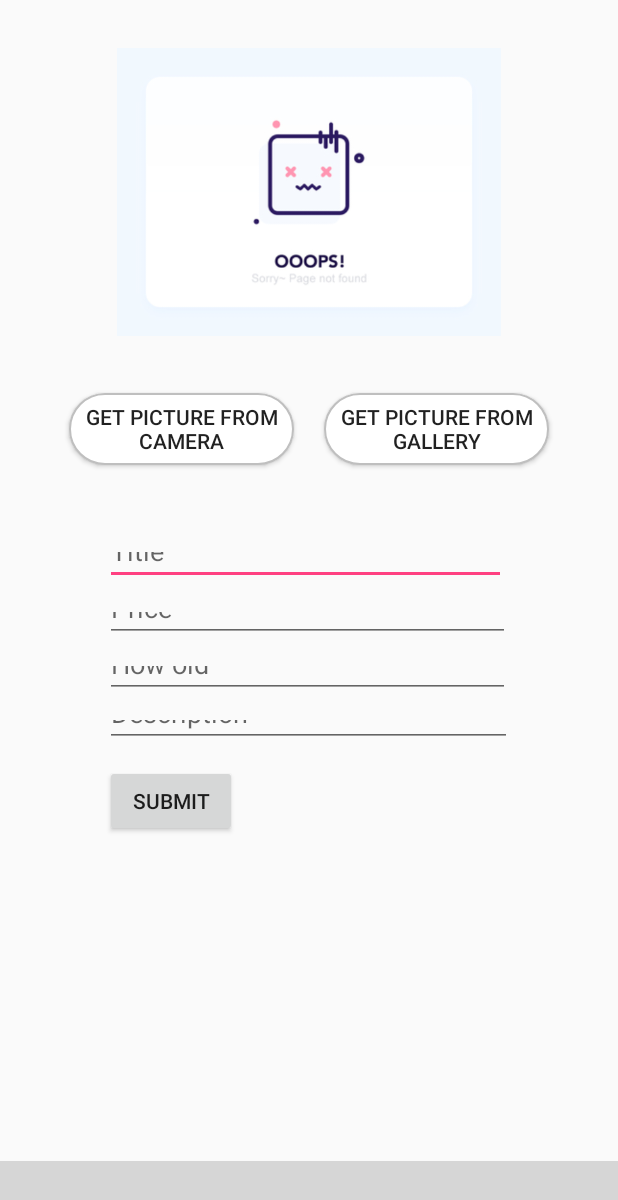
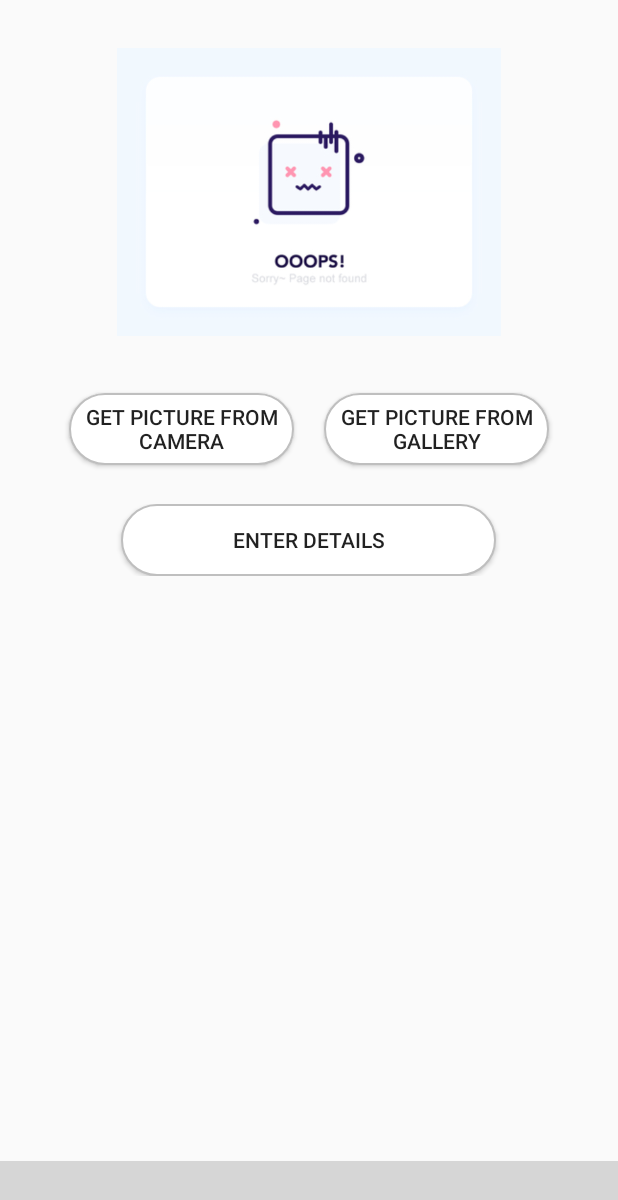
Before and after one commit to ayushmandey97/RentPay, an Android app: the AddActivity screen opened directly, with no data from a screen before it, on a phone screen of 412 x 824 dp. Shown: the top 1200 px of the screen. Run offline under Robolectric (Android 15) with nearby library versions, the phone set to English and light mode, and no system bars; our stand-ins replace Firebase (no records; nobody signed in at launch, a user with empty details on screens opened directly); libraries missing offline, so code that uses them is left out: com.ittianyu.bottomnavigationviewex; plain views replace BottomNavigationViewEx; 6 statements that could not run were skipped; grey boxes are pictures that could not be loaded.

Commit message:
Dheeraj UI Changes

```diff
--- a/app/src/main/java/com/example/ayushmandey/rentpay/Add/AddActivity.java
+++ b/app/src/main/java/com/example/ayushmandey/rentpay/Add/AddActivity.java
@@ -1,6 +1,7 @@
 package com.example.ayushmandey.rentpay.Add;
 
 import android.app.ProgressDialog;
+import android.content.Context;
 import android.content.Intent;
 import android.content.pm.PackageManager;
 import android.location.Address;
@@ -15,13 +16,21 @@ import android.support.annotation.NonNull;
 import android.support.annotation.Nullable;
 import android.support.v4.app.ActivityCompat;
 import android.support.v7.app.AppCompatActivity;
+import android.transition.Fade;
+import android.transition.Scene;
+import android.transition.Transition;
+import android.transition.TransitionInflater;
+import android.transition.TransitionManager;
 import android.util.Log;
 import android.view.Menu;
 import android.view.MenuItem;
 import android.view.View;
+import android.view.ViewGroup;
 import android.widget.Button;
 import android.widget.EditText;
 import android.widget.ImageView;
+import android.widget.LinearLayout;
+import android.widget.RelativeLayout;
 import android.widget.Toast;
 
 import com.example.ayushmandey.rentpay.ProductDetails.ProductDetailsActivity;
@@ -43,6 +52,8 @@ import java.text.SimpleDateFormat;
 import java.util.Date;
 import java.util.List;
 import java.util.Locale;
+
+import static android.transition.Fade.IN;
 
 
 public class AddActivity extends AppCompatActivity {
@@ -71,7 +82,6 @@ public class AddActivity extends AppCompatActivity {
 
     DatabaseReference myRef;
     int flag = 0;
-
     FirebaseUser user;
     @Override
     public void onCreate(@Nullable Bundle savedInstanceState) {
@@ -79,6 +89,17 @@ public class AddActivity extends AppCompatActivity {
         setContentView(R.layout.activity_add);
         Log.d(TAG, "onCreate: started");
         setupBottomNavigationView();
+        final Context c = this;
+        final LinearLayout l2 = (LinearLayout) findViewById(R.id.l2);
+        final Button details = (Button) findViewById(R.id.details);
+        final RelativeLayout r0 = findViewById(R.id.r0);
+        l2.setVisibility(View.INVISIBLE);
+//        final Scene scene1,scene2;
+//        final ViewGroup sceneRoot = (ViewGroup) findViewById(R.id.rootContainer);
+//        sceneRoot.removeAllViews();
+//        sceneRoot.addView(r0);
+//        scene1 = Scene.getSceneForLayout(sceneRoot, R.layout.activity_add, this);
+//        scene2 = Scene.getSceneForLayout(sceneRoot, R.layout.snippet_textfields, this);
 
         itemAddProgress = new ProgressDialog(this);
 
@@ -144,6 +165,16 @@ public class AddActivity extends AppCompatActivity {
             }
         });
 
+
+        //Dheeraj's code here for UI components
+
+        details.setOnClickListener(new View.OnClickListener() {
+            @Override
+            public void onClick(View v) {
+                r0.setVisibility(View.INVISIBLE);
+                l2.setVisibility(View.VISIBLE);
+            }
+        });
     }
 
     @Override
--- a/app/src/main/res/layout/activity_add.xml
+++ b/app/src/main/res/layout/activity_add.xml
@@ -4,8 +4,12 @@
     xmlns:tools="http://schemas.android.com/tools"
     android:layout_width="match_parent"
     android:layout_height="match_parent"
-    tools:context="com.example.ayushmandey.rentpay.Add.AddActivity">
-
+    tools:context="com.example.ayushmandey.rentpay.Add.AddActivity"
+    android:id="@+id/rootContainer">
+<RelativeLayout
+    android:layout_width="match_parent"
+    android:layout_height="match_parent"
+    android:id="@+id/r0">
 <RelativeLayout
     android:layout_width="match_parent"
     android:layout_height="wrap_content"
@@ -41,78 +45,65 @@
             android:background="@drawable/white_rounded_button"
             android:layout_marginLeft="10dp"/>
     </LinearLayout>
-
     <RelativeLayout
         android:layout_width="match_parent"
         android:layout_height="wrap_content"
-        android:paddingTop="50dp"
-        android:gravity="center">
-    <EditText
-        android:id="@+id/title"
-        android:layout_width="267dp"
-        android:layout_height="32dp"
-        android:layout_marginEnd="8dp"
-        android:layout_marginStart="8dp"
-        android:layout_marginTop="308dp"
-        android:ems="10"
-        android:hint="Title"
-        android:inputType="textPersonName"
-        app:layout_constraintEnd_toEndOf="parent"
-        app:layout_constraintHorizontal_bias="0.506"
-        app:layout_constraintStart_toStartOf="parent"
-        app:layout_constraintTop_toTopOf="parent" />
+        android:layout_below="@id/l1"
+        android:gravity="center"
+        android:layout_marginTop="20dp">
+        <Button
+            android:layout_width="250dp"
+            android:layout_height="wrap_content"
+            android:text="Enter details"
+            android:background="@drawable/white_rounded_button"
+            android:id="@+id/details"/>
+    </RelativeLayout>
+</RelativeLayout>
+    <LinearLayout
+        android:layout_width="match_parent"
+        android:layout_height="match_parent"
+        android:gravity="center"
+        android:orientation="vertical"
+        android:paddingHorizontal="20dp"
+        android:id="@+id/l2">
 
         <EditText
             android:id="@+id/age"
-        android:layout_width="270dp"
-        android:layout_height="31dp"
-        android:layout_marginEnd="8dp"
-        android:layout_marginStart="8dp"
-        android:layout_marginTop="384dp"
-        android:ems="10"
-        android:hint="How old"
+            android:layout_width="match_parent"
+            android:layout_height="wrap_content"
+            android:hint="How old?"
             android:inputType="textPersonName"
-        app:layout_constraintEnd_toEndOf="parent"
-        app:layout_constraintStart_toStartOf="parent"
-        app:layout_constraintTop_toTopOf="parent" />
+            android:layout_below="@+id/title"/>
 
         <EditText
             android:id="@+id/price"
-        android:layout_width="270dp"
-        android:layout_height="30dp"
-        android:layout_marginEnd="8dp"
-        android:layout_marginStart="8dp"
-        android:layout_marginTop="348dp"
-        android:ems="10"
+            android:layout_width="match_parent"
+            android:layout_height="wrap_content"
             android:hint="Price"
-        android:inputType="textPersonName"
-        app:layout_constraintEnd_toEndOf="parent"
-        app:layout_constraintStart_toStartOf="parent"
-        app:layout_constraintTop_toTopOf="parent" />
-
-    <Button
-        android:id="@+id/submit"
-        android:layout_width="wrap_content"
-        android:layout_height="wrap_content"
-        android:layout_marginEnd="8dp"
-        android:layout_marginStart="8dp"
-        android:layout_marginTop="460dp"
-        android:text="Submit"
-        app:layout_constraintEnd_toEndOf="parent"
-        app:layout_constraintStart_toStartOf="parent"
-        app:layout_constraintTop_toTopOf="parent" />
+            android:inputType="textPersonName" />
 
         <EditText
             android:id="@+id/desc"
-        android:layout_width="271dp"
-        android:layout_height="28dp"
-        android:layout_marginEnd="8dp"
-        android:layout_marginStart="8dp"
-        android:layout_marginTop="420dp"
-        android:ems="10"
+            android:layout_width="match_parent"
+            android:layout_height="wrap_content"
             android:hint="Description"
             android:inputType="textPersonName" />
-    </RelativeLayout>
+
+        <EditText
+            android:id="@+id/title"
+            android:layout_width="match_parent"
+            android:layout_height="wrap_content"
+            android:hint="Title"
+            android:inputType="textPersonName" />
+        <Button
+            android:id="@+id/submit"
+            android:layout_width="match_parent"
+            android:layout_height="wrap_content"
+            android:text="Submit"
+            android:background="@drawable/white_rounded_button"
+            android:layout_below="@id/l2"
+            android:layout_marginTop="20dp"/>
+    </LinearLayout>
 
     <include layout="@layout/layout_bottom_navigation_view"/>
 </RelativeLayout>
--- /dev/null
+++ b/app/src/main/res/transition/auto_transition.xml
@@ -0,0 +1 @@
+<autoTransition xmlns:android="http://schemas.android.com/apk/res/android"/>
--- /dev/null
+++ b/app/src/main/res/transition/fade_transition.xml
@@ -0,0 +1 @@
+<fade xmlns:android="http://schemas.android.com/apk/res/android" />
```
Also changed, not shown: app/src/main/res/layout/snippet_textfields.xml (added, +50 -0 lines). Lines whose indentation alone changed are shown as unchanged.
